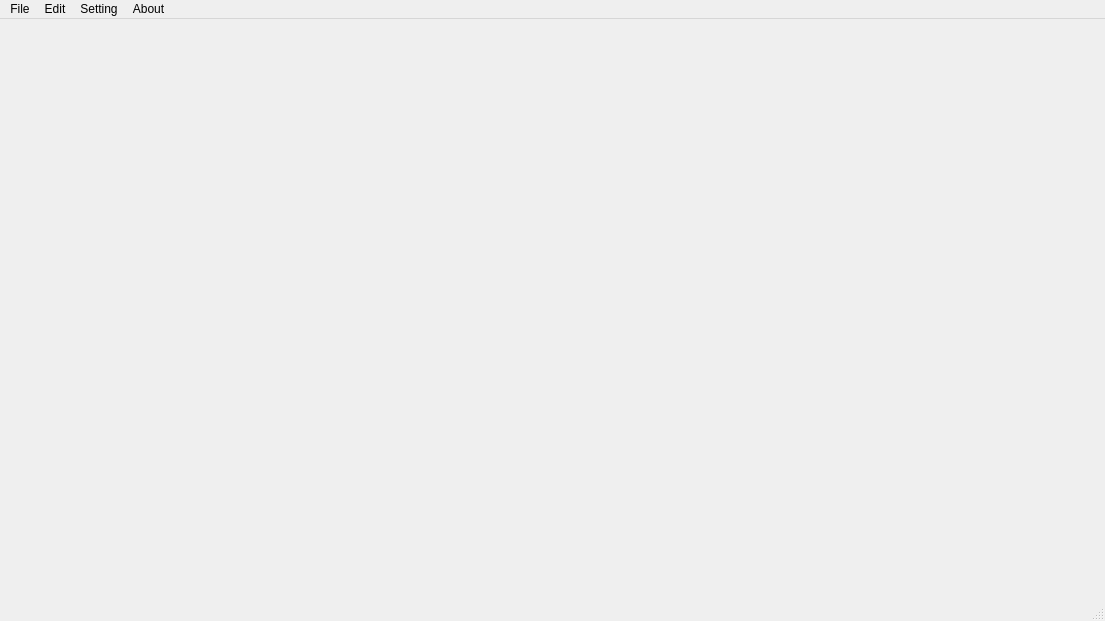
Above: src/mainwindow.ui from Klaksyn/FlexuraNoteRemaster before the change. Below: the same form after it.
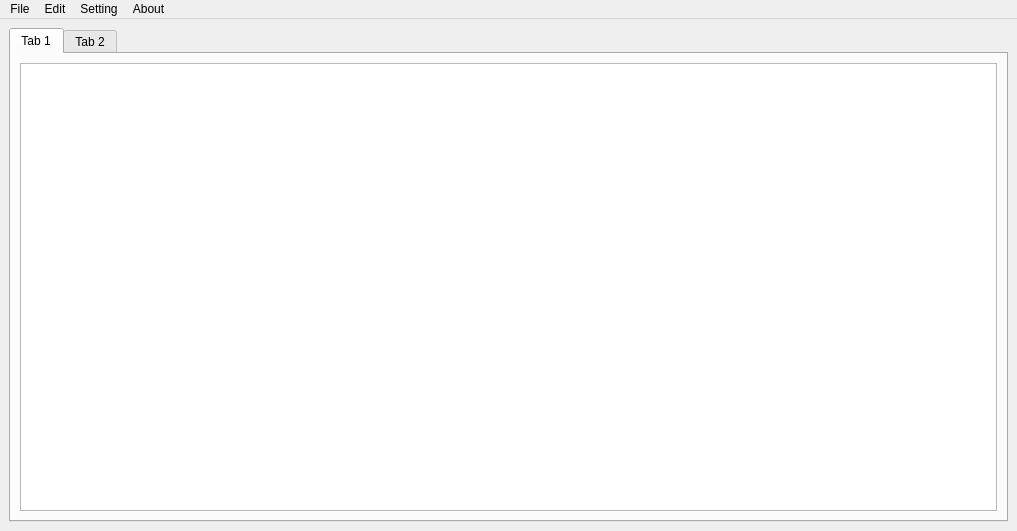
That is the form after the change. Icons and pictures are not drawn.

```diff
--- a/src/mainwindow.ui
+++ b/src/mainwindow.ui
@@ -6,22 +6,55 @@
    <rect>
     <x>0</x>
     <y>0</y>
-    <width>1105</width>
-    <height>621</height>
+    <width>1017</width>
+    <height>531</height>
    </rect>
   </property>
   <property name="windowTitle">
    <string>MainWindow</string>
   </property>
   <widget class="QWidget" name="centralwidget">
-   <layout class="QHBoxLayout" name="horizontalLayout"/>
+   <layout class="QHBoxLayout" name="horizontalLayout">
+    <item>
+     <widget class="QTabWidget" name="tabWidget">
+      <property name="currentIndex">
+       <number>0</number>
+      </property>
+      <widget class="QWidget" name="tab_3">
+       <attribute name="title">
+        <string>Tab 1</string>
+       </attribute>
+       <layout class="QVBoxLayout" name="verticalLayout">
+        <item>
+         <widget class="QPlainTextEdit" name="plainTextEdit">
+          <property name="layoutDirection">
+           <enum>Qt::LeftToRight</enum>
+          </property>
+          <property name="lineWrapMode">
+           <enum>QPlainTextEdit::WidgetWidth</enum>
+          </property>
+          <property name="centerOnScroll">
+           <bool>false</bool>
+          </property>
+         </widget>
+        </item>
+       </layout>
+      </widget>
+      <widget class="QWidget" name="tab_4">
+       <attribute name="title">
+        <string>Tab 2</string>
+       </attribute>
+      </widget>
+     </widget>
+    </item>
+   </layout>
   </widget>
   <widget class="QMenuBar" name="menubar">
    <property name="geometry">
     <rect>
      <x>0</x>
      <y>0</y>
-     <width>1105</width>
+     <width>1017</width>
      <height>21</height>
     </rect>
    </property>
@@ -98,7 +131,6 @@
    <addaction name="menuSetting"/>
    <addaction name="menuAbout"/>
   </widget>
-  <widget class="QStatusBar" name="statusbar"/>
   <action name="actionNew_Tab">
    <property name="icon">
     <iconset theme="QIcon::ThemeIcon::WindowNew"/>
```
